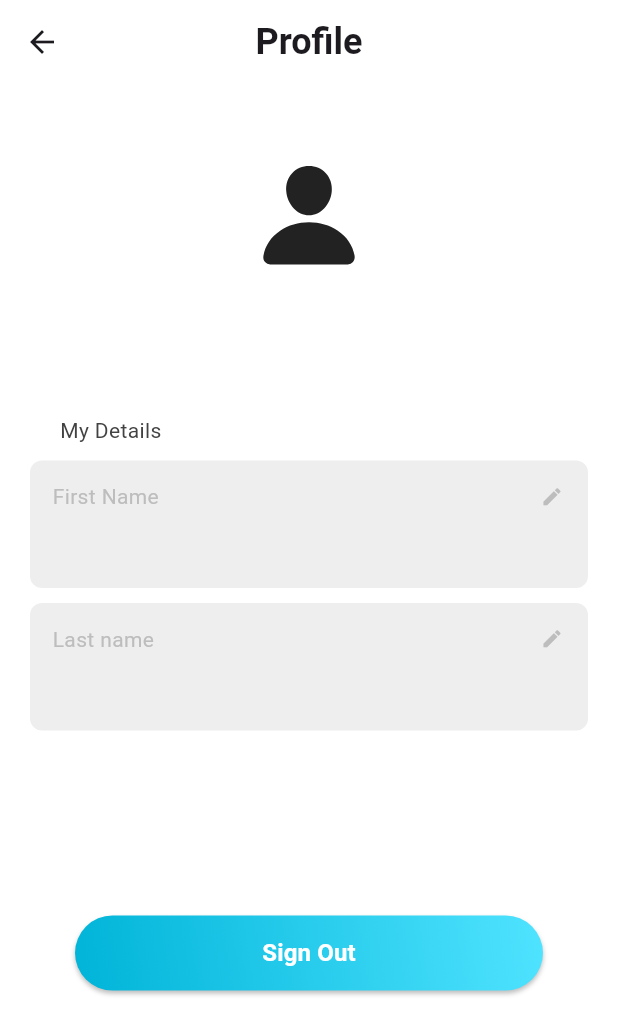
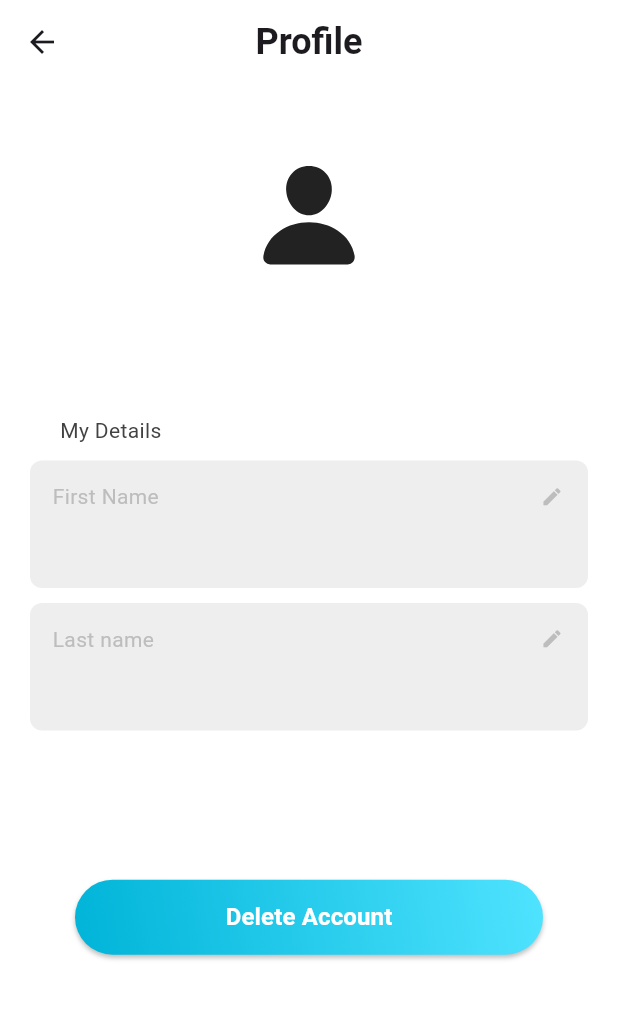
Before and after one commit to eowynnn/RemindIT, a Flutter app: the ProfilPage screen opened directly, on a phone screen of 412 x 824 dp. Shown: the top 1035 px of the screen. Run offline on Flutter 3.47's test engine with Material 3 defaults, Android fonts, the phone set to English and light mode, and no system bars; our stand-ins replace cloud_firestore, firebase_auth, firebase_core, flutter_local_notifications, flutter_svg, fluttertoast and 5 more; missing offline and left inert: beautiful_soup_dart; accounts and stored records are empty; Roboto replaces fonts that are missing (SFProText).

Commit message:
feat: delete account

```diff
--- a/lib/Screen/profil_screen.dart
+++ b/lib/Screen/profil_screen.dart
@@ -16,6 +16,7 @@ class ProfilPage extends StatefulWidget {
 class _ProfilPageState extends State<ProfilPage> {
   final currentUser = FirebaseAuth.instance.currentUser;
   final userCollection = FirebaseFirestore.instance.collection('users');
+  final FirebaseAuth _auth = FirebaseAuth.instance;
 
   Future<void> _signOut() async {
     await FirebaseAuth.instance.signOut();
@@ -23,6 +24,21 @@ class _ProfilPageState extends State<ProfilPage> {
       context,
       MaterialPageRoute(builder: (context) => LoginPage()),
     );
+  }
+
+  void _deleteAcc() async {
+    try {
+      await _auth.currentUser!.delete();
+      print('Akun berhasil dihapus');
+      Navigator.pushReplacement(
+        context,
+        MaterialPageRoute(
+          builder: (context) => LoginPage(),
+        ),
+      );
+    } catch (e) {
+      print('Error: $e');
+    }
   }
 
   Future<void> editField(String field) async {
@@ -77,7 +93,10 @@ class _ProfilPageState extends State<ProfilPage> {
       appBar: AppBar(
         title: Text(
           "Profile",
-          style: TextStyle(fontSize: 24, fontWeight: FontWeight.w700,fontFamily: "SFProText"),
+          style: TextStyle(
+              fontSize: 24,
+              fontWeight: FontWeight.w700,
+              fontFamily: "SFProText"),
         ),
         centerTitle: true,
         backgroundColor: Color(0xffffffff),
@@ -136,11 +155,13 @@ class _ProfilPageState extends State<ProfilPage> {
                     onPressed: () => editField("lastName"),
                   ),
                   SizedBox(
-                    height: media.height * 0.089,
+                    height: media.height * 0.060,
                   ),
                   Padding(
                     padding: EdgeInsets.all(50),
-                    child: Container(
+                    child: Column(
+                      children: [
+                        Container(
                           decoration: BoxDecoration(
                               gradient: LinearGradient(
                                   colors: AppColors.primaryButton,
@@ -152,8 +173,25 @@ class _ProfilPageState extends State<ProfilPage> {
                                     color: Colors.black26,
                                     blurRadius: 2,
                                     offset: Offset(0, 2))
-                          ]),
+                              ],),
                           child: MaterialButton(
+                            onPressed: _deleteAcc,
+                            minWidth: double.maxFinite,
+                            height: 50,
+                            shape: RoundedRectangleBorder(
+                              borderRadius: BorderRadius.circular(25),
+                            ),
+                            textColor: AppColors.textColor1,
+                            child: Text(
+                              "Delete Account",
+                              style: TextStyle(
+                                  fontSize: 16,
+                                  color: AppColors.whiteColor,
+                                  fontWeight: FontWeight.w700),
+                            ),
+                          ),
+                        ),
+                        MaterialButton(
                           onPressed: _signOut,
                           minWidth: double.maxFinite,
                           height: 50,
@@ -169,8 +207,9 @@ class _ProfilPageState extends State<ProfilPage> {
                                 fontWeight: FontWeight.w700),
                           ),
                         ),
+                      ],
                     ),
-                  )
+                  ),
                 ],
               ),
             );
```
Lines whose indentation alone changed are shown as unchanged.
